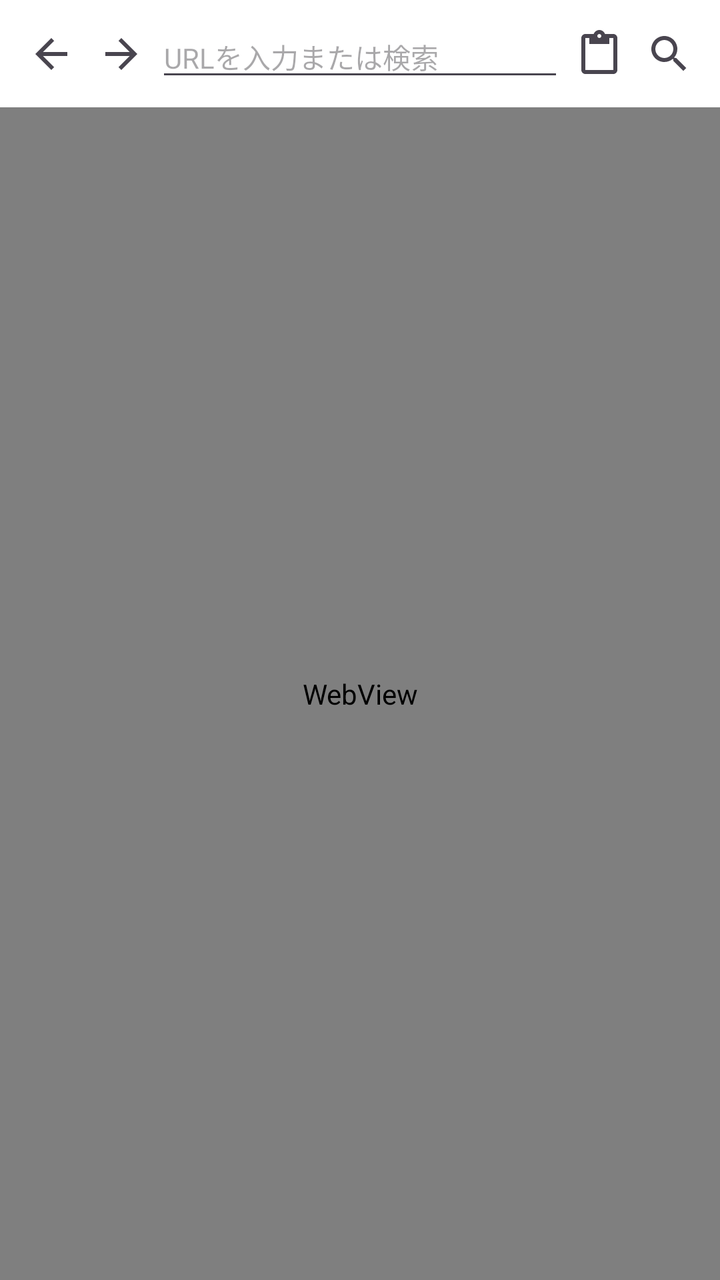
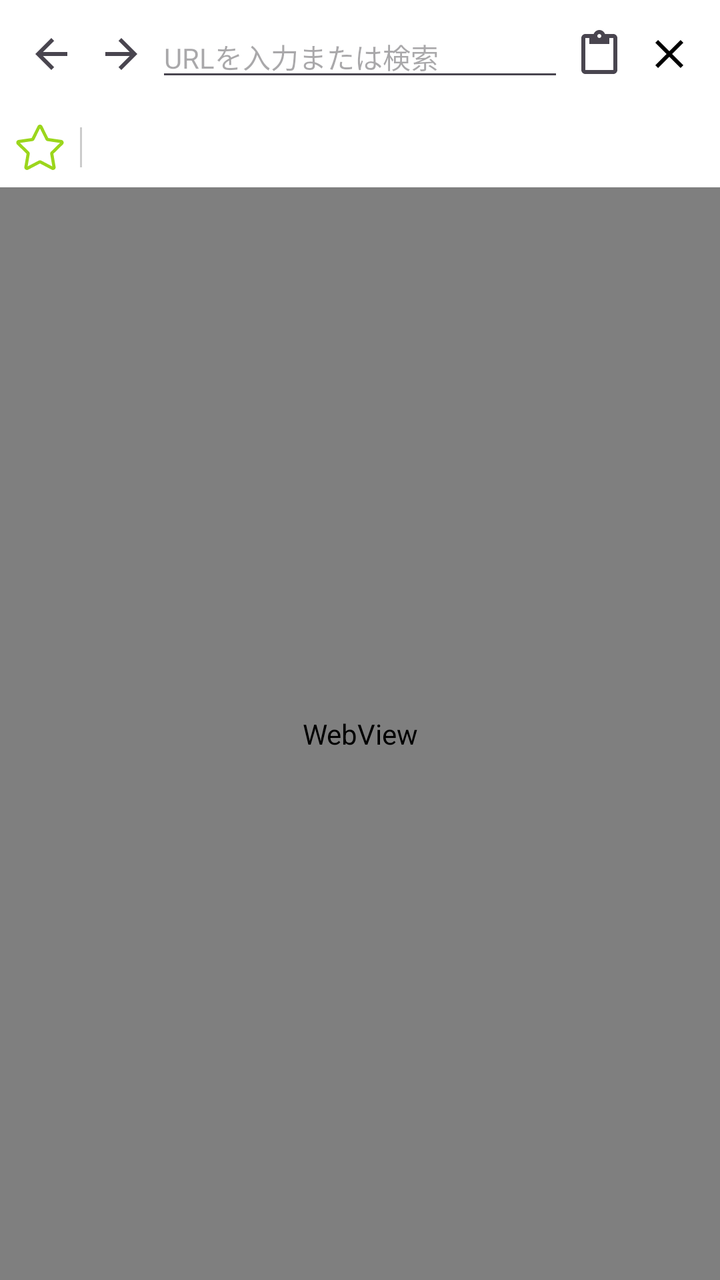

Before-and-after screenshots of an Android layout around one commit, followed by the original layout XML and the change that was made.
<!-- AndroidManifest.xml: application theme Theme.LinkCollector -->
<!-- res/layout/activity_browser.xml -->
<?xml version="1.0" encoding="utf-8"?>
<LinearLayout xmlns:android="http://schemas.android.com/apk/res/android"
    xmlns:app="http://schemas.android.com/apk/res-auto"
    xmlns:tools="http://schemas.android.com/tools"
    android:layout_width="match_parent"
    android:layout_height="match_parent"
    android:orientation="vertical"
    android:fitsSystemWindows="true"
    tools:context=".BrowserActivity">

    <LinearLayout
        android:layout_width="match_parent"
        android:layout_height="wrap_content"
        android:orientation="horizontal"
        android:padding="8dp"
        android:background="@color/white"
        android:gravity="center_vertical">

        <ImageButton
            android:id="@+id/backButton"
            android:layout_width="35dp"
            android:layout_height="35dp"
            android:background="?attr/selectableItemBackgroundBorderless"
            android:src="@drawable/ic_arrow_back"
            android:contentDescription="Back"
            tools:ignore="TouchTargetSizeCheck" />

        <ImageButton
            android:id="@+id/forwardButton"
            android:layout_width="35dp"
            android:layout_height="35dp"
            android:background="?attr/selectableItemBackgroundBorderless"
            android:src="@drawable/ic_arrow_forward"
            android:contentDescription="Forward"
            tools:ignore="TouchTargetSizeCheck" />

        <EditText
            android:id="@+id/urlEditText"
            android:layout_width="0dp"
            android:layout_height="wrap_content"
            android:layout_weight="1"
            android:hint="URLを入力または検索"
            android:imeOptions="actionGo"
            android:inputType="textUri"
            android:textSize="14sp" />

        <ImageButton
            android:id="@+id/pasteUrlButton"
            android:layout_width="35dp"
            android:layout_height="35dp"
            android:background="?attr/selectableItemBackgroundBorderless"
            android:src="@drawable/ic_paste"
            android:contentDescription="Paste URL"
            tools:ignore="TouchTargetSizeCheck" />

        <ImageButton
            android:id="@+id/goButton"
            android:layout_width="35dp"
            android:layout_height="35dp"
            android:background="?attr/selectableItemBackgroundBorderless"
            android:src="@drawable/ic_search"
            android:contentDescription="Go"
            tools:ignore="TouchTargetSizeCheck" />
    </LinearLayout>

    <WebView
        android:id="@+id/webView"
        android:layout_width="match_parent"
        android:layout_height="match_parent" />

</LinearLayout>
<!-- resources referenced by this layout -->
<resources>
  <color name="white">#FFFFFFFF</color>
  <!-- drawable ic_arrow_back (drawable) -->
  <?xml version="1.0" encoding="utf-8"?>
  <vector xmlns:android="http://schemas.android.com/apk/res/android"
      android:width="24dp"
      android:height="24dp"
      android:viewportWidth="24.0"
      android:viewportHeight="24.0"
      android:tint="?attr/colorControlNormal">
      <path
          android:fillColor="@android:color/white"
          android:pathData="M20,11H7.83l5.59,-5.59L12,4l-8,8 8,8 1.41,-1.41L7.83,13H20v-2z"/>
  </vector>
  <!-- drawable ic_arrow_forward (drawable) -->
  <?xml version="1.0" encoding="utf-8"?>
  <vector xmlns:android="http://schemas.android.com/apk/res/android"
      android:width="24dp"
      android:height="24dp"
      android:viewportWidth="24.0"
      android:viewportHeight="24.0"
      android:tint="?attr/colorControlNormal">
      <path
          android:fillColor="@android:color/white"
          android:pathData="M12,4l-1.41,1.41L16.17,11H4v2h12.17l-5.58,5.59L12,20l8,-8z"/>
  </vector>
  <!-- drawable ic_paste (drawable) -->
  <?xml version="1.0" encoding="utf-8"?>
  <vector xmlns:android="http://schemas.android.com/apk/res/android"
      android:width="24dp"
      android:height="24dp"
      android:viewportWidth="24.0"
      android:viewportHeight="24.0"
      android:tint="?attr/colorControlNormal">
      <path
          android:fillColor="@android:color/white"
          android:pathData="M19,2h-4.18C14.4,0.84 13.3,0 12,0S9.6,0.84 9.18,2H5c-1.1,0 -2,0.9 -2,2v16c0,1.1 0.9,2 2,2h14c1.1,0 2,-0.9 2,-2V4c0,-1.1 -0.9,-2 -2,-2zm-7,0c0.55,0 1,0.45 1,1s-0.45,1 -1,1 -1,-0.45 -1,-1 0.45,-1 1,-1zm7,18H5V4h2v3h10V4h2v16z"/>
  </vector>
  <!-- drawable ic_search (drawable) -->
  <?xml version="1.0" encoding="utf-8"?>
  <vector xmlns:android="http://schemas.android.com/apk/res/android"
      android:width="24dp"
      android:height="24dp"
      android:viewportWidth="24.0"
      android:viewportHeight="24.0"
      android:tint="?attr/colorControlNormal">
      <path
          android:fillColor="@android:color/white"
          android:pathData="M15.5,14h-0.79l-0.28,-0.27C15.41,12.59 16,11.11 16,9.5 16,5.91 13.09,3 9.5,3S3,5.91 3,9.5 5.91,16 9.5,16c1.61,0 3.09,-0.59 4.23,-1.57l0.27,0.28v0.79l5,4.99L20.49,19l-4.99,-5zm-6,0C7.01,14 5,11.99 5,9.5S7.01,5 9.5,5 14,7.01 14,9.5 11.99,14 9.5,14z"/>
  </vector>
  <style name="Theme.LinkCollector" parent="Base.Theme.LinkCollector" />
  <style name="Base.Theme.LinkCollector" parent="Theme.Material3.DayNight.NoActionBar">
          
          
      </style>
</resources>

<!-- the commit's change to res/layout/activity_browser.xml (unified diff, before → after) -->
@@ -1,6 +1,5 @@
 <?xml version="1.0" encoding="utf-8"?>
 <LinearLayout xmlns:android="http://schemas.android.com/apk/res/android"
-    xmlns:app="http://schemas.android.com/apk/res-auto"
     xmlns:tools="http://schemas.android.com/tools"
     android:layout_width="match_parent"
     android:layout_height="match_parent"
@@ -8,6 +7,7 @@
     android:fitsSystemWindows="true"
     tools:context=".BrowserActivity">
 
+    
     <LinearLayout
         android:layout_width="match_parent"
         android:layout_height="wrap_content"
@@ -58,9 +58,61 @@
             android:layout_width="35dp"
             android:layout_height="35dp"
             android:background="?attr/selectableItemBackgroundBorderless"
-            android:src="@drawable/ic_search"
+            android:src="@drawable/ic_close"
             android:contentDescription="Go"
             tools:ignore="TouchTargetSizeCheck" />
+
+    </LinearLayout>
+
+    
+    <LinearLayout
+        android:id="@+id/favoritesBar"
+        android:layout_width="match_parent"
+        android:layout_height="40dp"
+        android:orientation="horizontal"
+        android:background="@color/white"
+        android:gravity="center_vertical"
+        android:paddingStart="4dp"
+        android:paddingEnd="4dp">
+
+        
+        <ImageButton
+            android:id="@+id/addFavoriteButton"
+            android:layout_width="32dp"
+            android:layout_height="32dp"
+            android:background="?attr/selectableItemBackgroundBorderless"
+            android:src="@drawable/ic_favorite"
+            android:contentDescription="お気に入りに追加"
+            app:tint="@color/button_lime"
+            tools:ignore="TouchTargetSizeCheck"
+            xmlns:app="http://schemas.android.com/apk/res-auto" />
+
+        
+        <View
+            android:layout_width="1dp"
+            android:layout_height="20dp"
+            android:background="#CCCCCC"
+            android:layout_marginStart="4dp"
+            android:layout_marginEnd="4dp" />
+
+        
+        <HorizontalScrollView
+            android:layout_width="0dp"
+            android:layout_height="match_parent"
+            android:layout_weight="1"
+            android:scrollbars="none">
+
+            <LinearLayout
+                android:id="@+id/favoritesContainer"
+                android:layout_width="wrap_content"
+                android:layout_height="match_parent"
+                android:orientation="horizontal"
+                android:gravity="center_vertical"
+                android:paddingStart="4dp"
+                android:paddingEnd="4dp" />
+
+        </HorizontalScrollView>
+
     </LinearLayout>
 
     <WebView
<!-- resource entries referenced after the edit -->
@@ -1,5 +1,6 @@
 <!-- resources referenced by this layout -->
 <resources>
+  <color name="button_lime">#9bd61c</color>
   <color name="white">#FFFFFFFF</color>
   <!-- drawable ic_arrow_back (drawable) -->
   <?xml version="1.0" encoding="utf-8"?>
@@ -25,6 +26,18 @@
           android:fillColor="@android:color/white"
           android:pathData="M12,4l-1.41,1.41L16.17,11H4v2h12.17l-5.58,5.59L12,20l8,-8z"/>
   </vector>
+  <!-- drawable ic_close (drawable) -->
+  <vector xmlns:android="http://schemas.android.com/apk/res/android" android:height="24dp" android:tint="#000000" android:viewportHeight="960" android:viewportWidth="960" android:width="24dp">
+        
+      <path android:fillColor="@android:color/white" android:pathData="M256,760L200,704L424,480L200,256L256,200L480,424L704,200L760,256L536,480L760,704L704,760L480,536L256,760Z"/>
+      
+  </vector>
+  <!-- drawable ic_favorite (drawable) -->
+  <vector xmlns:android="http://schemas.android.com/apk/res/android" android:height="24dp" android:viewportHeight="256" android:viewportWidth="256" android:width="24dp">
+        
+      <path android:fillColor="#000000" android:fillType="nonZero" android:pathData="M197.18,248.82c-2.27,0 -4.55,-0.55 -6.66,-1.66L127.86,214.21L65.19,247.16c-4.85,2.55 -10.62,2.13 -15.05,-1.09c-4.43,-3.22 -6.61,-8.58 -5.68,-13.97l11.97,-69.78L5.73,112.9c-3.92,-3.82 -5.31,-9.44 -3.62,-14.65c1.69,-5.21 6.11,-8.94 11.54,-9.73l70.06,-10.18L115.04,14.87C117.47,9.95 122.38,6.9 127.86,6.9c0,0 0,0 0,0c5.48,0 10.39,3.05 12.81,7.96l31.33,63.48l70.06,10.18c5.42,0.79 9.84,4.51 11.54,9.73c1.69,5.21 0.31,10.82 -3.62,14.65L199.28,162.32l11.97,69.78c0.92,5.4 -1.25,10.75 -5.68,13.97C203.06,247.89 200.13,248.82 197.18,248.82zM21.23,104.47l47.93,46.72c3.37,3.28 4.91,8.01 4.11,12.65l-11.32,65.98l59.25,-31.15c4.16,-2.19 9.13,-2.19 13.3,0l59.25,31.15l-11.32,-65.98c-0.8,-4.63 0.74,-9.37 4.11,-12.65l47.93,-46.72L168.24,94.84c-4.66,-0.68 -8.68,-3.6 -10.76,-7.82L127.86,26.99L98.23,87.02c-2.08,4.22 -6.1,7.14 -10.75,7.82L21.23,104.47zM239.64,105.21l0.03,0L239.64,105.21zM125.55,22.32c0,0 0,0 0,0.01L125.55,22.32C125.55,22.33 125.55,22.33 125.55,22.32z" android:strokeColor="#00000000" android:strokeLineCap="butt" android:strokeLineJoin="miter" android:strokeWidth="2.81"/>
+      
+  </vector>
   <!-- drawable ic_paste (drawable) -->
   <?xml version="1.0" encoding="utf-8"?>
   <vector xmlns:android="http://schemas.android.com/apk/res/android"
@@ -37,18 +50,6 @@
           android:fillColor="@android:color/white"
           android:pathData="M19,2h-4.18C14.4,0.84 13.3,0 12,0S9.6,0.84 9.18,2H5c-1.1,0 -2,0.9 -2,2v16c0,1.1 0.9,2 2,2h14c1.1,0 2,-0.9 2,-2V4c0,-1.1 -0.9,-2 -2,-2zm-7,0c0.55,0 1,0.45 1,1s-0.45,1 -1,1 -1,-0.45 -1,-1 0.45,-1 1,-1zm7,18H5V4h2v3h10V4h2v16z"/>
   </vector>
-  <!-- drawable ic_search (drawable) -->
-  <?xml version="1.0" encoding="utf-8"?>
-  <vector xmlns:android="http://schemas.android.com/apk/res/android"
-      android:width="24dp"
-      android:height="24dp"
-      android:viewportWidth="24.0"
-      android:viewportHeight="24.0"
-      android:tint="?attr/colorControlNormal">
-      <path
-          android:fillColor="@android:color/white"
-          android:pathData="M15.5,14h-0.79l-0.28,-0.27C15.41,12.59 16,11.11 16,9.5 16,5.91 13.09,3 9.5,3S3,5.91 3,9.5 5.91,16 9.5,16c1.61,0 3.09,-0.59 4.23,-1.57l0.27,0.28v0.79l5,4.99L20.49,19l-4.99,-5zm-6,0C7.01,14 5,11.99 5,9.5S7.01,5 9.5,5 14,7.01 14,9.5 11.99,14 9.5,14z"/>
-  </vector>
   <style name="Theme.LinkCollector" parent="Base.Theme.LinkCollector" />
   <style name="Base.Theme.LinkCollector" parent="Theme.Material3.DayNight.NoActionBar">
           
